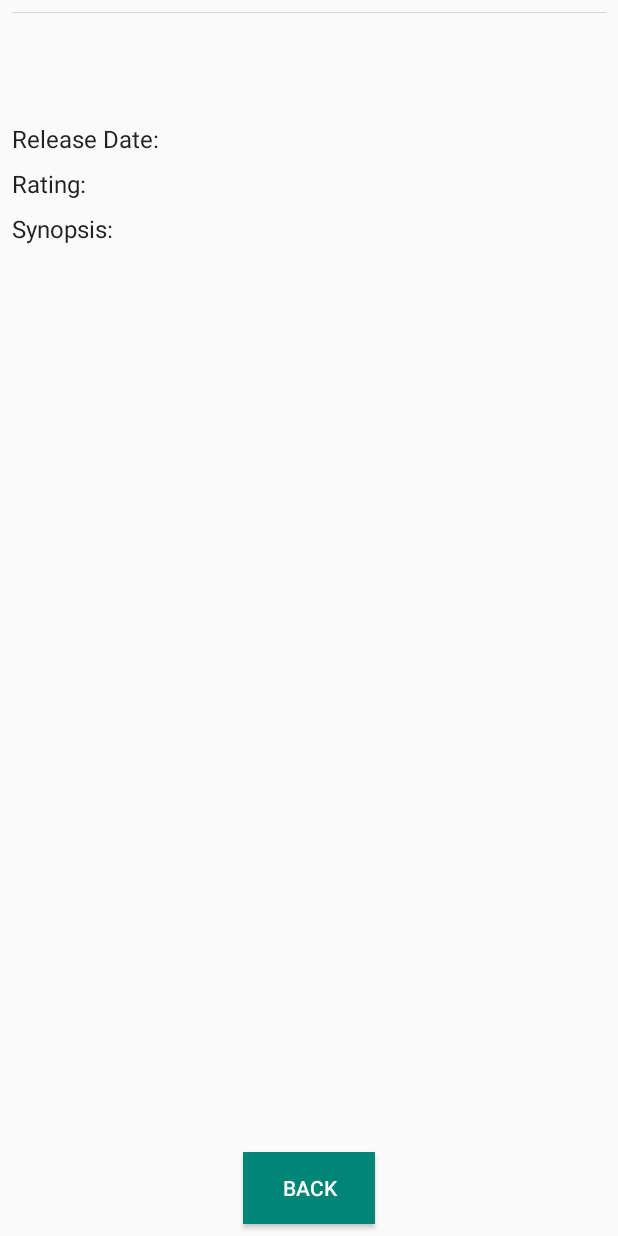
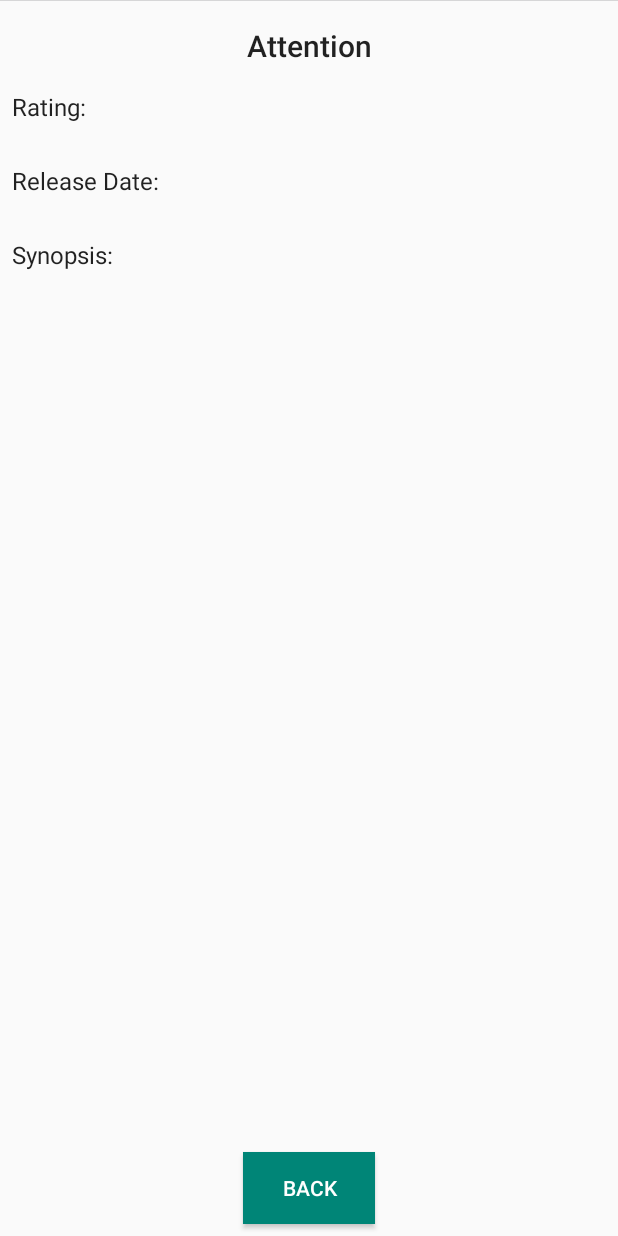
Before and after one commit to VanDevBR/Popular-Movies, an Android app: the layout activity_movie_detail.xml on its own in the app's theme, with its tools: preview values and no code run, on a phone screen of 412 x 824 dp. Run offline under Robolectric (Android 15) with nearby library versions, the phone set to English and light mode, and no system bars.

```diff
--- a/app/src/main/java/br/com/vanilson/popularmovies/network/NetworkUtils.java
+++ b/app/src/main/java/br/com/vanilson/popularmovies/network/NetworkUtils.java
@@ -13,8 +13,8 @@ public final class NetworkUtils {
 
     public static final String MOVIES_URL = "http://api.themoviedb.org/3/movie/";
     public static final String API_KEY = "";
-    public static final String IMG_URL = "http://image.tmdb.org/t/p/w342/";
-    public static final String IMG_POSTER_URL = "http://image.tmdb.org/t/p/w780/";
+    public static final String IMG_URL = "http://image.tmdb.org/t/p/w500/";
+    public static final String IMG_POSTER_URL = "http://image.tmdb.org/t/p/w1280/";
 
 
     public static String requestHttpUrl(URL url) throws IOException {
--- a/app/src/main/java/br/com/vanilson/popularmovies/utils/MoviesAdapter.java
+++ b/app/src/main/java/br/com/vanilson/popularmovies/utils/MoviesAdapter.java
@@ -46,6 +46,10 @@ public class MoviesAdapter extends RecyclerView.Adapter<MoviesAdapter.MoviesAdap
         notifyDataSetChanged();
     }
 
+    public List<Movie> getMovies() {
+        return this.movies;
+    }
+
     public class MoviesAdapterViewHolder extends RecyclerView.ViewHolder implements View.OnClickListener {
         public final ImageView mMovieImageView;
 
--- a/app/src/main/res/layout/activity_main.xml
+++ b/app/src/main/res/layout/activity_main.xml
@@ -3,6 +3,7 @@
     xmlns:tools="http://schemas.android.com/tools"
     android:layout_width="match_parent"
     android:layout_height="match_parent"
+    android:background="@android:color/black"
     tools:context=".MainActivity">
 
     <FrameLayout xmlns:android="http://schemas.android.com/apk/res/android"
@@ -28,6 +29,7 @@
             android:id="@+id/pb_loading_indicator"
             android:layout_height="42dp"
             android:layout_width="42dp"
+
             android:layout_gravity="center"
             android:visibility="invisible" />
 
--- a/app/src/main/res/layout/activity_movie_detail.xml
+++ b/app/src/main/res/layout/activity_movie_detail.xml
@@ -7,52 +7,10 @@
     tools:layout_editor_absoluteY="81dp"
     tools:context=".MovieDetail">
 
-    <TextView
-        android:id="@+id/tv_movie_rating"
-        android:layout_width="wrap_content"
-        android:layout_height="wrap_content"
-        android:layout_marginStart="8dp"
-        app:layout_constraintBaseline_toBaselineOf="@+id/textViewRatting"
-        app:layout_constraintStart_toEndOf="@+id/textViewRatting" />
-
-    <TextView
-        android:id="@+id/textViewRatting"
-        android:layout_width="wrap_content"
-        android:layout_height="wrap_content"
-        android:layout_marginStart="8dp"
-        android:layout_marginTop="8dp"
-        android:text="@string/ratingLabel"
-        android:textAppearance="@style/TextAppearance.AppCompat.Subhead"
-        app:layout_constraintStart_toStartOf="parent"
-        app:layout_constraintTop_toBottomOf="@+id/textViewDate" />
-
-    <TextView
-        android:id="@+id/tv_movie_synopsis"
-        android:layout_width="wrap_content"
-        android:layout_height="wrap_content"
-        android:layout_marginStart="8dp"
-        android:layout_marginTop="8dp"
-        app:layout_constraintStart_toStartOf="parent"
-        app:layout_constraintTop_toBottomOf="@+id/textViewSynopsis" />
-
-    <TextView
-        android:id="@+id/textViewSynopsis"
-        android:layout_width="wrap_content"
-        android:layout_height="wrap_content"
-        android:layout_marginStart="8dp"
-        android:layout_marginTop="8dp"
-        android:text="@string/synopsisLabel"
-        android:textAppearance="@style/TextAppearance.AppCompat.Subhead"
-        app:layout_constraintStart_toStartOf="parent"
-        app:layout_constraintTop_toBottomOf="@+id/textViewRatting" />
-
     <ImageView
         android:id="@+id/iv_movie_poster"
         android:layout_width="0dp"
         android:layout_height="wrap_content"
-        android:layout_marginStart="8dp"
-        android:layout_marginTop="8dp"
-        android:layout_marginEnd="8dp"
         android:scaleType="fitXY"
         app:layout_constraintEnd_toEndOf="parent"
         app:layout_constraintStart_toStartOf="parent"
@@ -64,31 +22,14 @@
         android:layout_width="wrap_content"
         android:layout_height="wrap_content"
         android:layout_marginStart="8dp"
-        android:layout_marginTop="25dp"
+        android:layout_marginTop="16dp"
         android:layout_marginEnd="8dp"
         android:textAppearance="@style/TextAppearance.AppCompat.Title"
         app:layout_constraintEnd_toEndOf="parent"
         app:layout_constraintStart_toStartOf="parent"
-        app:layout_constraintTop_toBottomOf="@+id/iv_movie_poster" />
+        app:layout_constraintTop_toBottomOf="@+id/iv_movie_poster"
+        tools:text="@android:string/dialog_alert_title" />
 
-    <TextView
-        android:id="@+id/textViewDate"
-        android:layout_width="wrap_content"
-        android:layout_height="wrap_content"
-        android:layout_marginStart="8dp"
-        android:layout_marginTop="20dp"
-        android:text="@string/release_date_date_label"
-        android:textAppearance="@style/TextAppearance.AppCompat.Subhead"
-        app:layout_constraintStart_toStartOf="parent"
-        app:layout_constraintTop_toBottomOf="@+id/tv_movie_title" />
-
-    <TextView
-        android:id="@+id/tv_movie_date"
-        android:layout_width="wrap_content"
-        android:layout_height="wrap_content"
-        android:layout_marginStart="8dp"
-        app:layout_constraintBaseline_toBaselineOf="@+id/textViewDate"
-        app:layout_constraintStart_toEndOf="@+id/textViewDate" />
 
     <Button
         android:id="@+id/bt_back"
@@ -103,4 +44,79 @@
         app:layout_constraintBottom_toBottomOf="parent"
         app:layout_constraintEnd_toEndOf="parent"
         app:layout_constraintStart_toStartOf="parent" />
+
+    <ScrollView
+        android:layout_width="0dp"
+        android:layout_height="0dp"
+        android:layout_marginTop="8dp"
+        android:layout_marginBottom="8dp"
+        app:layout_constraintBottom_toTopOf="@+id/bt_back"
+        app:layout_constraintEnd_toEndOf="parent"
+        app:layout_constraintHorizontal_bias="0.0"
+        app:layout_constraintStart_toStartOf="parent"
+        app:layout_constraintTop_toBottomOf="@+id/tv_movie_title"
+        app:layout_constraintVertical_bias="0.0">
+
+        <LinearLayout
+            android:layout_width="match_parent"
+            android:layout_height="wrap_content"
+            android:orientation="vertical">
+
+            <TextView
+                android:id="@+id/textViewRatting"
+                android:layout_width="wrap_content"
+                android:layout_height="wrap_content"
+                android:layout_marginStart="8dp"
+                android:layout_marginTop="8dp"
+                android:layout_marginRight="8dp"
+                android:text="@string/ratingLabel"
+                android:textAppearance="@style/TextAppearance.AppCompat.Subhead"
+                />
+
+            <TextView
+                android:id="@+id/tv_movie_rating"
+                android:layout_width="wrap_content"
+                android:layout_height="wrap_content"
+                android:layout_marginStart="8dp"
+                android:text="" />
+
+            <TextView
+                android:id="@+id/textViewDate"
+                android:layout_width="wrap_content"
+                android:layout_height="wrap_content"
+                android:layout_marginStart="8dp"
+                android:layout_marginTop="8dp"
+                android:text="@string/release_date_date_label"
+                android:textAppearance="@style/TextAppearance.AppCompat.Subhead" />
+
+            <TextView
+                android:id="@+id/tv_movie_date"
+                android:layout_width="wrap_content"
+                android:layout_height="wrap_content"
+                android:layout_marginStart="8dp"
+                android:text="" />
+
+            <TextView
+                android:id="@+id/textViewSynopsis"
+                android:layout_width="wrap_content"
+                android:layout_height="wrap_content"
+                android:layout_marginStart="8dp"
+                android:layout_marginTop="8dp"
+                android:text="@string/synopsisLabel"
+                android:textAppearance="@style/TextAppearance.AppCompat.Subhead" />
+
+            <TextView
+                android:id="@+id/tv_movie_synopsis"
+                android:layout_width="wrap_content"
+                android:layout_height="wrap_content"
+                android:layout_marginStart="8dp"
+                android:layout_marginEnd="8dp"
+                android:layout_marginBottom="8dp"
+                android:text="" />
+
+
+        </LinearLayout>
+
+    </ScrollView>
+
 </android.support.constraint.ConstraintLayout>
--- a/app/src/main/res/values/strings.xml
+++ b/app/src/main/res/values/strings.xml
@@ -6,4 +6,6 @@
     <string name="release_date_date_label">Release Date:</string>
     <string name="synopsisLabel">Synopsis:</string>
     <string name="ratingLabel">Rating:</string>
+    <string name="top_rated">Top Rated</string>
+    <string name="popular">Popular</string>
 </resources>
```
Also changed, not shown: app/src/main/AndroidManifest.xml (+5 -3 lines), app/src/main/java/br/com/vanilson/popularmovies/MainActivity.java (+51 -9 lines), app/src/main/java/br/com/vanilson/popularmovies/MovieDetail.java (+10 -0 lines), app/src/main/res/layout/movie_list_item.xml (+3 -7 lines), app/src/main/res/menu/sort_menu.xml (added, +12 -0 lines).
